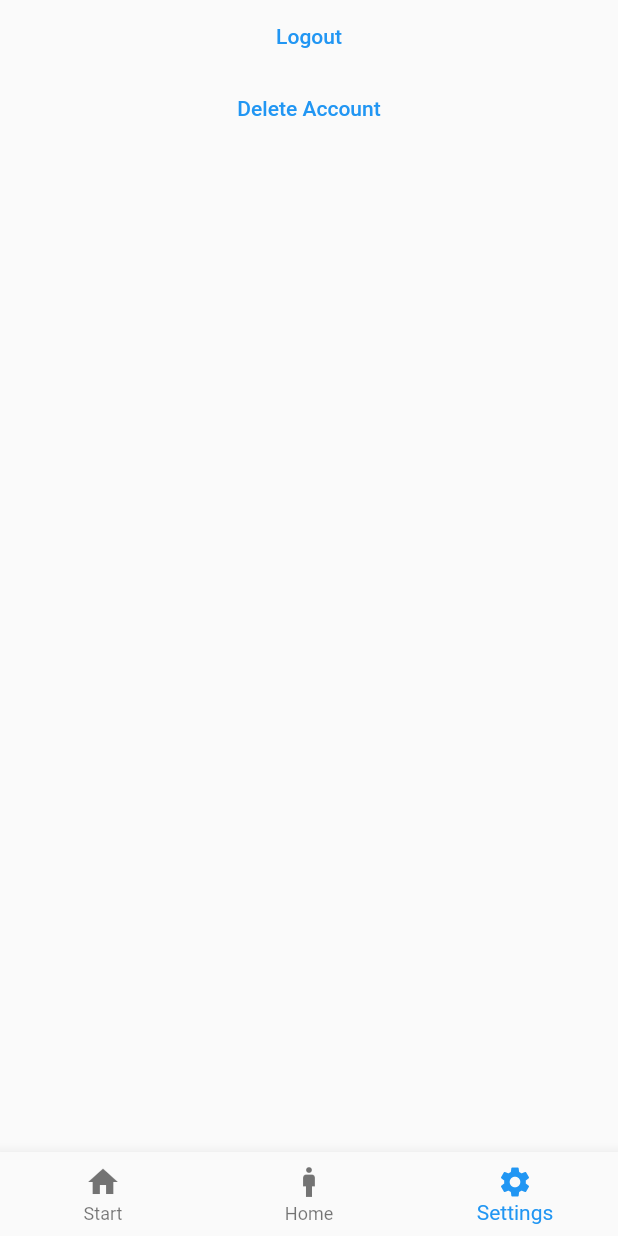
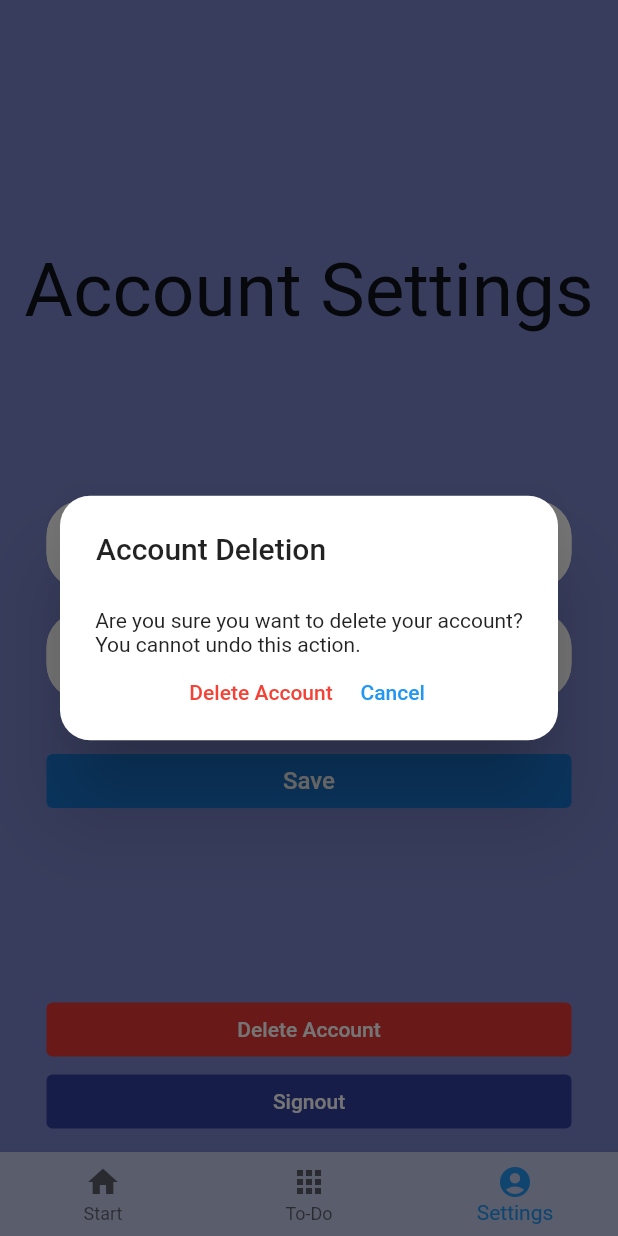
Before and after one commit to ak2417h/todo-app, a Flutter app: the mainpage screen opened by its route, item 3 of the bottom bar chosen, after a tap on "Delete Account", on a phone screen of 412 x 824 dp. Run offline on Flutter 3.47's test engine with Material 2 defaults, Android fonts, the phone set to English and light mode, and no system bars; our stand-ins replace cloud_firestore, firebase_auth, firebase_core; missing offline and left inert: dart:ffi; accounts and stored records are empty; network calls fail.

Commit message:
lots of changes

```diff
--- /dev/null
+++ b/lib/account_settings.dart
@@ -0,0 +1,280 @@
+import 'package:cloud_firestore/cloud_firestore.dart';
+import 'package:flutter/material.dart';
+import 'package:firebase_auth/firebase_auth.dart';
+import 'package:firebase_core/firebase_core.dart';
+import 'firebase_options.dart';
+import 'dart:async';
+// import 'package:google_sign_in/google_sign_in.dart';
+
+void main() {
+  runApp(acc_setting());
+}
+
+class acc_setting extends StatefulWidget {
+  const acc_setting({super.key});
+
+  @override
+  State<acc_setting> createState() => _acc_settingState();
+}
+
+class _acc_settingState extends State<acc_setting> {
+  @override
+  final user = FirebaseAuth.instance.currentUser;
+  // String email = user?.email;
+  String? email = FirebaseAuth.instance.currentUser?.email;
+  final fieldText = TextEditingController(
+      text: FirebaseAuth.instance.currentUser?.email.toString());
+  // final fieldText2 = TextEditingController(text: "");
+  bool show = false;
+  String password = "";
+
+  Future<void> signOut() async {
+    try {
+      await FirebaseAuth.instance.signOut();
+      // GoogleSignIn().signOut();
+      Navigator.pushNamed(context, "login");
+    } catch (e) {
+      Navigator.pushNamed(context, "login");
+    }
+  }
+
+  Future<void> _press(BuildContext context) {
+    return showDialog(
+        context: context,
+        builder: (BuildContext context) {
+          return AlertDialog(
+            shape: RoundedRectangleBorder(
+              borderRadius: BorderRadius.all(Radius.circular(20.0)),
+            ),
+            title: Text("Account Deletion"),
+            // content: Text("enter first and last name"),
+            actions: <Widget>[
+              Container(
+                  alignment: Alignment.center,
+                  child: Text(
+                      "Are you sure you want to delete your account?\nYou cannot undo this action.")),
+              Row(
+                mainAxisAlignment: MainAxisAlignment.center,
+                children: <Widget>[
+                  Container(
+                    child: TextButton(
+                      child: Text(
+                        "Delete Account",
+                        style: TextStyle(color: Colors.red),
+                      ),
+                      onPressed: () async {
+                        try {
+                          if (FirebaseAuth.instance.currentUser == null) {
+                            ScaffoldMessenger.of(context).showSnackBar(SnackBar(
+                                content: Text("Timed out log in again")));
+                            Navigator.pushNamed(context, "login");
+                          }
+                          FirebaseFirestore.instance
+                              .collection("user")
+                              .doc(FirebaseAuth.instance.currentUser?.uid)
+                              .delete();
+                          await user?.delete();
+                          ScaffoldMessenger.of(context).showSnackBar(SnackBar(
+                              content: Text("Account successfully deleted")));
+                          Navigator.pushNamed(context, "signup");
+                        } catch (e) {
+                          ScaffoldMessenger.of(context)
+                              .showSnackBar(SnackBar(content: Text("error")));
+                          signOut();
+                        }
+                      },
+                    ),
+                  ),
+                  Container(
+                    child: TextButton(
+                      child: Text(
+                        "Cancel",
+                      ),
+                      onPressed: () => Navigator.pop(context),
+                    ),
+                  ),
+                ],
+              )
+            ],
+          );
+        });
+  }
+
+  Widget build(BuildContext context) {
+    return Scaffold(
+      // backgroundColor: Color.fromRGBO(255, 255, 255, 12),
+      body: Container(
+        decoration: BoxDecoration(
+          // color: Colors.blue[300]!,
+          color: Colors.indigo[300],
+          // gradient: LinearGradient(
+          //   begin: Alignment.topCenter,
+          //   end: Alignment.bottomCenter,
+          //   colors: [
+          //     Colors.teal[600]!,
+          //     Colors.teal[300]!,
+          //     Colors.teal[200]!,
+          //     Colors.teal[100]!,
+          //     // Color(0xFF6459E2),
+          //     // Colors.blue[400]!,
+          //     // Colors.blue[100]!,
+          //   ],
+          // ),
+        ),
+        alignment: Alignment.center,
+        child: Column(
+          children: <Widget>[
+            SizedBox(
+              height: MediaQuery.of(context).size.height / 5,
+            ),
+            Container(
+              child: Text(
+                "Account Settings",
+                style: TextStyle(fontSize: 50),
+              ),
+            ),
+            SizedBox(
+              height: MediaQuery.of(context).size.height / 7.5,
+            ),
+            Container(
+              width: 350,
+              child: TextField(
+                controller: fieldText,
+                // enabled: false,
+                // initialValue: email,
+                decoration: InputDecoration(
+                  suffixIcon: IconButton(
+                    // Icon to
+                    icon: Icon(Icons.clear), // clear text
+                    onPressed: () => fieldText.clear(),
+                  ),
+                  filled: true,
+                  fillColor: Colors.white,
+                  enabledBorder: OutlineInputBorder(
+                    borderRadius: BorderRadius.circular(24.0),
+                    borderSide: BorderSide(
+                      // width: 3,
+                      color: Colors.white,
+                    ),
+                  ),
+                  focusedBorder: OutlineInputBorder(
+                    borderRadius: BorderRadius.circular(24.0),
+                    borderSide: BorderSide(
+                      // width: 3,
+                      color: Colors.white,
+                    ),
+                  ),
+                  hintText: "Change email",
+                ),
+                onChanged: (value) => email = value,
+              ),
+              margin: EdgeInsets.only(bottom: 15),
+            ),
+            Container(
+              width: 350,
+              child: TextField(
+                // controller: fieldText2,
+                obscureText: !show,
+                decoration: InputDecoration(
+                  suffixIcon: IconButton(
+                    // Icon to
+                    icon: Icon(show
+                        ? Icons.visibility
+                        : Icons.visibility_off), // clear text
+                    onPressed: () => setState(() {
+                      show = !show;
+                    }),
+                  ),
+                  filled: true,
+                  fillColor: Colors.white,
+                  enabledBorder: OutlineInputBorder(
+                    borderRadius: BorderRadius.circular(24.0),
+                    borderSide: BorderSide(
+                      // width: 3,
+                      color: Colors.white,
+                    ),
+                  ),
+                  focusedBorder: OutlineInputBorder(
+                    borderRadius: BorderRadius.circular(24.0),
+                    borderSide: BorderSide(
+                      // width: 3,
+                      color: Colors.white,
+                    ),
+                  ),
+                  hintText: "Change password",
+                ),
+                onChanged: (value) => password = value,
+              ),
+            ),
+            Container(
+              margin: EdgeInsets.only(top: 30),
+              width: 350,
+              // width: 225,
+              child: TextButton(
+                  style: TextButton.styleFrom(
+                    backgroundColor: Colors.blue[700],
+                    // shape: RoundedRectangleBorder(
+                    //   borderRadius: BorderRadius.circular(15),
+                    // ),
+                  ),
+                  child: Text(
+                    "Save",
+                    style: TextStyle(color: Colors.white, fontSize: 16),
+                  ),
+                  onPressed: () async {
+                    try {
+                      if (email == "" ||
+                          email == null ||
+                          password == "" ||
+                          password == null) {
+                        ScaffoldMessenger.of(context).showSnackBar(SnackBar(
+                            content:
+                                Text("Please enter an email and/or password")));
+                      } else {
+                        await user?.updateEmail(email.toString());
+                        await user?.updatePassword(password);
+                        ScaffoldMessenger.of(context).showSnackBar(
+                            SnackBar(content: Text("All changes saved")));
+                      }
+                    } catch (e) {
+                      ScaffoldMessenger.of(context)
+                          .showSnackBar(SnackBar(content: Text(e.toString())));
+                      signOut();
+                    }
+                  }),
+            ),
+            Container(
+              margin:
+                  EdgeInsets.only(top: MediaQuery.of(context).size.height / 7),
+              width: 350,
+              child: TextButton(
+                style: ButtonStyle(
+                  backgroundColor: MaterialStateProperty.all(Colors.red[600]),
+                ),
+                child: Text(
+                  "Delete Account",
+                  style: TextStyle(color: Colors.white),
+                ),
+                onPressed: () => _press(context),
+              ),
+            ),
+            Container(
+              width: 350,
+              child: TextButton(
+                style: ButtonStyle(
+                  backgroundColor:
+                      MaterialStateProperty.all(Colors.indigo[700]),
+                ),
+                child: Text(
+                  "Signout",
+                  style: TextStyle(color: Colors.white),
+                ),
+                onPressed: () => signOut(),
+              ),
+            ),
+          ],
+        ),
+      ),
+    );
+  }
+}
--- a/lib/mainpage.dart
+++ b/lib/mainpage.dart
@@ -1,12 +1,16 @@
+// import 'dart:html';
+
 import 'package:firebase_auth/firebase_auth.dart';
 import 'package:flutter/material.dart';
 import 'package:cloud_firestore/cloud_firestore.dart';
 import 'start.dart';
 import 'home.dart';
+import 'card.dart';
 import 'package:firebase_core/firebase_core.dart';
 import 'package:flutter/gestures.dart';
 import 'package:flutter/material.dart';
 import 'package:firebase_auth/firebase_auth.dart';
+import 'account_settings.dart';
 
 class mainpage extends StatefulWidget {
   const mainpage({super.key});
@@ -18,13 +22,15 @@ class mainpage extends StatefulWidget {
 class _mainpageState extends State<mainpage> {
   @override
   int ci = 0;
-
   Widget build(BuildContext context) {
     List<Widget> wl = [
       startClass(),
       home(),
+      acc_setting(),
+      /*
       Center(
         child: Column(
+          mainAxisAlignment: MainAxisAlignment.center,
           children: [
             TextButton(
               onPressed: () async {
@@ -35,26 +41,31 @@ class _mainpageState extends State<mainpage> {
             ),
             TextButton(
               onPressed: () async {
-                final db = FirebaseFirestore.instance
-                    .collection("user")
-                    .doc(FirebaseAuth.instance.currentUser?.uid)
-                    .delete()
-                    .then((value) async {
+                try {
+                  FirebaseFirestore.instance
+                      .collection("user")
+                      .doc(FirebaseAuth.instance.currentUser!.uid)
+                      .delete();
                   await FirebaseAuth.instance.currentUser?.delete();
                   Navigator.pushNamed(context, "signup");
-                });
+                } catch (e) {
+                  ScaffoldMessenger.of(context)
+                      .showSnackBar(SnackBar(content: Text(e.toString())));
+                }
               },
               child: Text("Delete Account"),
-            )
+            ),
           ],
         ),
-      )
+      ),
+      */
     ];
     return Scaffold(
       body: Container(
         child: wl.elementAt(ci),
       ),
       bottomNavigationBar: BottomNavigationBar(
+        backgroundColor: Colors.indigo[100],
         currentIndex: ci,
         items: [
           BottomNavigationBarItem(
@@ -62,11 +73,11 @@ class _mainpageState extends State<mainpage> {
             label: "Start",
           ),
           BottomNavigationBarItem(
-            icon: Icon(Icons.man),
-            label: "Home",
+            icon: Icon(Icons.apps),
+            label: "To-Do",
           ),
           BottomNavigationBarItem(
-            icon: Icon(Icons.settings),
+            icon: Icon(Icons.account_circle),
             label: "Settings",
           )
         ],
--- a/lib/start.dart
+++ b/lib/start.dart
@@ -21,6 +21,7 @@ class _startClassState extends State<startClass> {
       .collection("user")
       .doc(FirebaseAuth.instance.currentUser!.uid);
 
+  /*
   Future<void> func() async {
     try {
       final db = FirebaseFirestore.instance;
@@ -35,16 +36,17 @@ class _startClassState extends State<startClass> {
       });
     } catch (e) {}
   }
+  */
 
   Widget build(BuildContext context) {
-    func();
-    return FutureBuilder(
-      future: db.get(),
+    return StreamBuilder(
+      stream: db.snapshots(),
       builder: (BuildContext context, AsyncSnapshot<dynamic> snapshot) {
         if (snapshot.hasData) {
           try {
             var name = snapshot.data.data()!["name"];
             return Container(
+              decoration: BoxDecoration(color: Colors.indigo[300]),
               alignment: Alignment.center,
               child: Text(
                 "Welcome " + snapshot.data.data()!["name"] + "!",
@@ -56,21 +58,23 @@ class _startClassState extends State<startClass> {
           } catch (e) {
             if (e.toString() ==
                 "type 'Null' is not a subtype of type 'String'") {
+              // no name
               return Container(
                 alignment: Alignment.center,
                 child: Text(
-                  "no name",
+                  "Welcome",
                   style: TextStyle(
                     fontSize: 35,
                   ),
                 ),
               );
-            }
-            else if (e.toString() == "Null check operator used on a null value"){
+            } else if (e.toString() ==
+                "Null check operator used on a null value") {
+              // name doesn't exist
               return Container(
                 alignment: Alignment.center,
                 child: Text(
-                  "name doesnt exist",
+                  "Welcome",
                   style: TextStyle(
                     fontSize: 35,
                   ),
```
Also changed, not shown: lib/card.dart (added, +49 -0 lines), lib/forgotpass.dart (+7 -3 lines), lib/home.dart (+103 -48 lines), lib/login.dart (+17 -4 lines), lib/signup.dart (+26 -8 lines).
